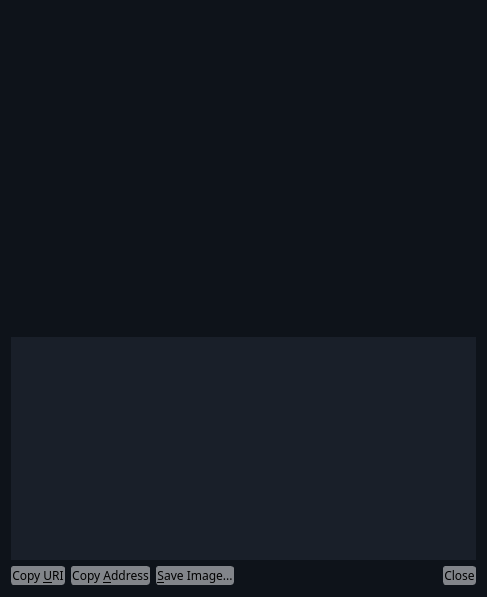
This is src/qt/forms/receiverequestdialog.ui in dufushun/bitcon_vs2017 as Qt 5 draws it before an edit. The edited form follows.
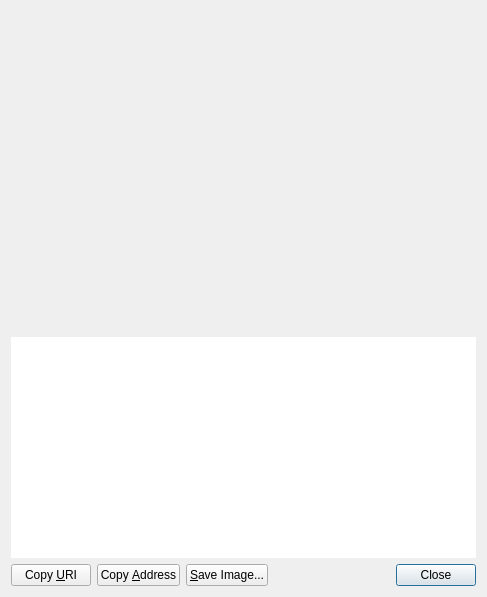
This is the edited form. Custom widgets are drawn as their Qt base class.

The edit to the form file:
```diff
--- a/src/qt/forms/receiverequestdialog.ui
+++ b/src/qt/forms/receiverequestdialog.ui
@@ -10,11 +10,6 @@
     <height>597</height>
    </rect>
   </property>
-  <property name="styleSheet">
-   <string notr="true">QDialog{
-background-color:#0E131A;
-}</string>
-  </property>
   <layout class="QVBoxLayout" name="verticalLayout_3">
    <item>
     <widget class="QRImageWidget" name="lblQRCode">
@@ -33,9 +28,6 @@
      <property name="toolTip">
       <string>QR Code</string>
      </property>
-     <property name="styleSheet">
-      <string notr="true"/>
-     </property>
      <property name="textFormat">
       <enum>Qt::PlainText</enum>
      </property>
@@ -61,11 +53,6 @@
        <height>50</height>
       </size>
      </property>
-     <property name="styleSheet">
-      <string notr="true">QTextEdit{
-background-color:#191F29;
-}</string>
-     </property>
      <property name="frameShape">
       <enum>QFrame::NoFrame</enum>
      </property>
@@ -84,16 +71,6 @@
     <layout class="QHBoxLayout" name="horizontalLayout">
      <item>
       <widget class="QPushButton" name="btnCopyURI">
-       <property name="styleSheet">
-        <string notr="true">QPushButton{
-	border:1px solid #82858A;
-	background-color:rgba(130,133,138,1);
-	border-radius:3px;
-	font-size:12px;
-	font-family:Microsoft YaHei;
-	font-color:rgba(130,133,138,1);
-}</string>
-       </property>
        <property name="text">
         <string>Copy &amp;URI</string>
        </property>
@@ -104,16 +81,6 @@
      </item>
      <item>
       <widget class="QPushButton" name="btnCopyAddress">
-       <property name="styleSheet">
-        <string notr="true">QPushButton{
-	border:1px solid #82858A;
-	background-color:rgba(130,133,138,1);
-	border-radius:3px;
-	font-size:12px;
-	font-family:Microsoft YaHei;
-	font-color:rgba(130,133,138,1);
-}</string>
-       </property>
        <property name="text">
         <string>Copy &amp;Address</string>
        </property>
@@ -124,16 +91,6 @@
      </item>
      <item>
       <widget class="QPushButton" name="btnSaveAs">
-       <property name="styleSheet">
-        <string notr="true">QPushButton{
-	border:1px solid #82858A;
-	background-color:rgba(130,133,138,1);
-	border-radius:3px;
-	font-size:12px;
-	font-family:Microsoft YaHei;
-	font-color:rgba(130,133,138,1);
-}</string>
-       </property>
        <property name="text">
         <string>&amp;Save Image...</string>
        </property>
@@ -157,16 +114,6 @@
      </item>
      <item>
       <widget class="QDialogButtonBox" name="buttonBox">
-       <property name="styleSheet">
-        <string notr="true">QPushButton{
-	border:1px solid #82858A;
-	background-color:rgba(130,133,138,1);
-	border-radius:3px;
-	font-size:12px;
-	font-family:Microsoft YaHei;
-	font-color:rgba(130,133,138,1);
-}</string>
-       </property>
        <property name="standardButtons">
         <set>QDialogButtonBox::Close</set>
        </property>
```
